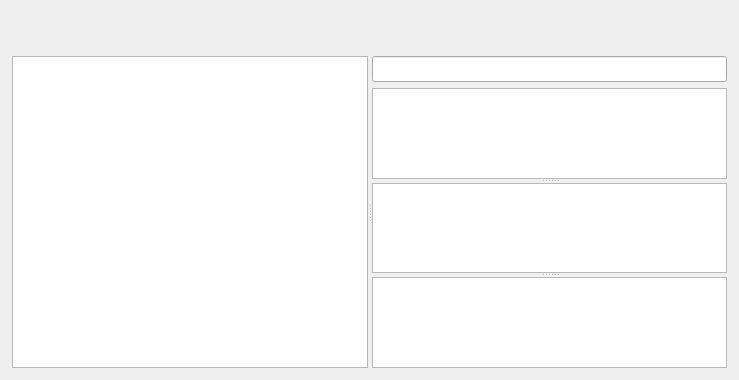
BeyondXinXin/RepoReporter, file src/MainWindow.ui: the form before one commit.
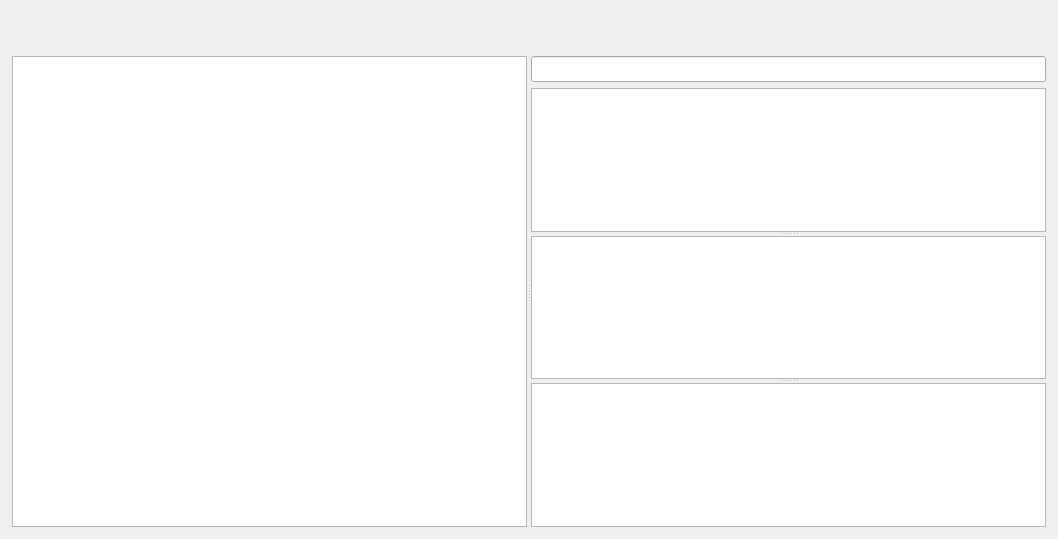
The form after the commit. Custom widgets are drawn as their Qt base class.

```diff
--- a/src/MainWindow.ui
+++ b/src/MainWindow.ui
@@ -6,8 +6,8 @@
    <rect>
     <x>0</x>
     <y>0</y>
-    <width>739</width>
-    <height>380</height>
+    <width>1058</width>
+    <height>539</height>
    </rect>
   </property>
   <property name="windowTitle">
```
Left out of the diff: 2 changed lines with no effect on the pictures.
